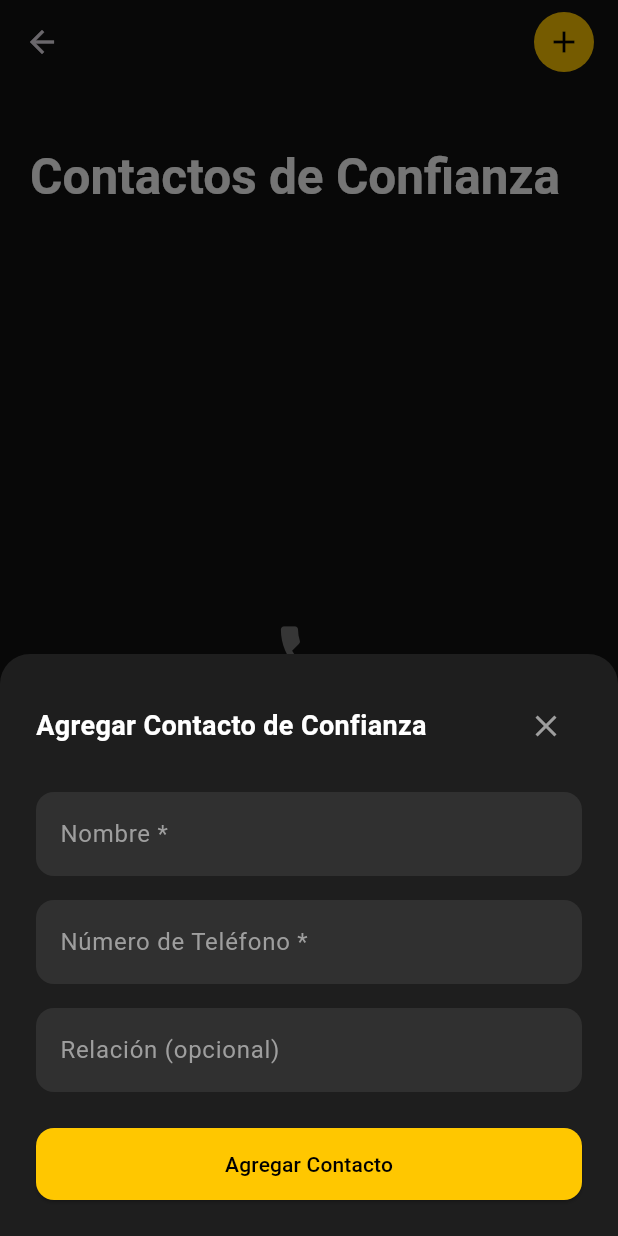
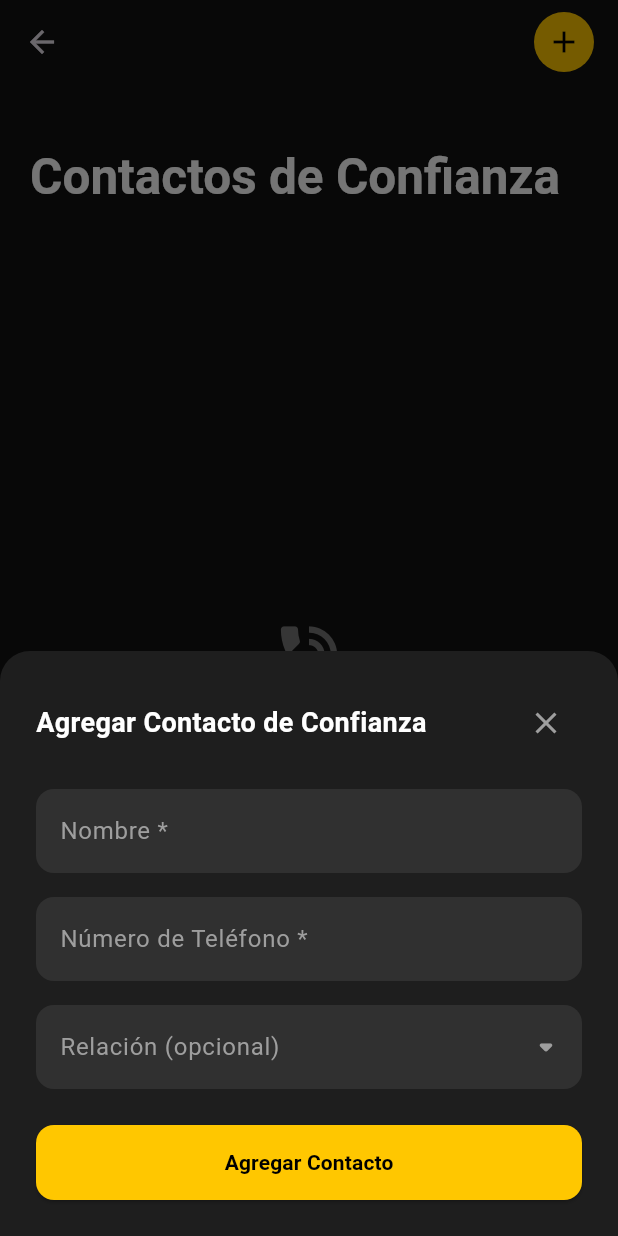
Before and after one commit to DayJossel/CodeCats, a Flutter app: the ContactsScreen screen opened directly, after a tap on the "add" icon, on a phone screen of 412 x 824 dp. Run offline on Flutter 3.47's test engine with Material 3 defaults, Android fonts, the phone set to English and light mode, and no system bars.

Commit message:
Cambios front, pantalla de contactos

```diff
--- a/lib/screens/contacts.dart
+++ b/lib/screens/contacts.dart
@@ -1,4 +1,5 @@
 import 'package:flutter/material.dart';
+import 'package:flutter/services.dart'; // Importado para el formateador de texto
 import '../main.dart'; // Para los colores
 
 class ContactsScreen extends StatefulWidget {
@@ -19,7 +20,7 @@ class _ContactsScreenState extends State<ContactsScreen> {
         return Padding(
           // Padding para que el teclado no cubra el modal
           padding: EdgeInsets.only(bottom: MediaQuery.of(context).viewInsets.bottom),
-          child: _AddContactSheet(),
+          child: const _AddContactSheet(),
         );
       },
     );
@@ -64,7 +65,7 @@ class _ContactsScreenState extends State<ContactsScreen> {
                 mainAxisAlignment: MainAxisAlignment.center,
                 children: [
                   Icon(
-                    Icons.phone,
+                    Icons.phone_in_talk,
                     color: Colors.grey[600],
                     size: 50,
                   ),
@@ -93,8 +94,108 @@ class _ContactsScreenState extends State<ContactsScreen> {
   }
 }
 
-// Widget para el BottomSheet de agregar contacto (sin cambios)
-class _AddContactSheet extends StatelessWidget {
+// Widget para el BottomSheet de agregar contacto
+class _AddContactSheet extends StatefulWidget {
+  const _AddContactSheet();
+
+  @override
+  State<_AddContactSheet> createState() => _AddContactSheetState();
+}
+
+class _AddContactSheetState extends State<_AddContactSheet> {
+  // Lista de relaciones predefinidas
+  final List<String> _relations = ['Mamá', 'Papá', 'Tío', 'Tía', 'Hermano', 'Hermana', 'Amigo', 'Otro'];
+
+  // Variable para guardar la relación seleccionada
+  String? _selectedRelation;
+
+  // Controladores para los campos de texto
+  final _otherRelationController = TextEditingController();
+  final _relationDisplayController = TextEditingController(); // Para mostrar la relación seleccionada
+
+  // Variable para controlar si se muestra el campo de texto de "Otro"
+  bool _showOtherField = false;
+
+  @override
+  void dispose() {
+    // Limpiar los controladores cuando el widget se destruye
+    _otherRelationController.dispose();
+    _relationDisplayController.dispose();
+    super.dispose();
+  }
+
+  /// Muestra un modal con un selector de tipo "carrete" (ListWheelScrollView)
+  void _showRelationPicker() {
+    // Calcula el índice inicial para el carrete
+    int initialIndex = _selectedRelation != null ? _relations.indexOf(_selectedRelation!) : 0;
+    final scrollController = FixedExtentScrollController(initialItem: initialIndex);
+
+    showModalBottomSheet(
+      context: context,
+      backgroundColor: const Color(0xFF2C2C2E), // Un color oscuro para el fondo del picker
+      shape: const RoundedRectangleBorder(
+        borderRadius: BorderRadius.only(
+          topLeft: Radius.circular(20),
+          topRight: Radius.circular(20),
+        ),
+      ),
+      builder: (BuildContext context) {
+        int selectedIndex = initialIndex;
+        return SizedBox(
+          height: 260,
+          child: Column(
+            children: [
+              Padding(
+                padding: const EdgeInsets.fromLTRB(20, 8, 20, 0),
+                child: Row(
+                  mainAxisAlignment: MainAxisAlignment.spaceBetween,
+                  children: [
+                    const Text(
+                      "Seleccionar Relación",
+                      style: TextStyle(color: Colors.white70, fontWeight: FontWeight.bold, fontSize: 16)
+                    ),
+                    TextButton(
+                      onPressed: () {
+                        // Al presionar 'Hecho', se actualiza el estado y se cierra el modal
+                        setState(() {
+                          _selectedRelation = _relations[selectedIndex];
+                          _relationDisplayController.text = _selectedRelation!;
+                          _showOtherField = _selectedRelation == 'Otro';
+                        });
+                        Navigator.pop(context);
+                      },
+                      child: const Text('Hecho', style: TextStyle(color: primaryColor, fontWeight: FontWeight.bold, fontSize: 16)),
+                    ),
+                  ],
+                ),
+              ),
+              Expanded(
+                child: ListWheelScrollView.useDelegate(
+                  controller: scrollController,
+                  itemExtent: 50,
+                  perspective: 0.005,
+                  diameterRatio: 1.5,
+                  physics: const FixedExtentScrollPhysics(),
+                  onSelectedItemChanged: (index) {
+                    selectedIndex = index;
+                  },
+                  childDelegate: ListWheelChildListDelegate(
+                    children: _relations.map((relation) => Center(
+                      child: Text(
+                        relation,
+                        style: const TextStyle(color: Colors.white, fontSize: 22),
+                      ),
+                    )).toList(),
+                  ),
+                ),
+              ),
+            ],
+          ),
+        );
+      },
+    );
+  }
+
   @override
   Widget build(BuildContext context) {
     return Container(
@@ -106,6 +207,7 @@ class _AddContactSheet extends StatelessWidget {
           topRight: Radius.circular(20),
         ),
       ),
+      child: SingleChildScrollView(
         child: Column(
           mainAxisSize: MainAxisSize.min,
           crossAxisAlignment: CrossAxisAlignment.start,
@@ -126,36 +228,82 @@ class _AddContactSheet extends StatelessWidget {
             const SizedBox(height: 20),
             _buildTextField(label: 'Nombre *'),
             const SizedBox(height: 16),
-          _buildTextField(label: 'Número de Teléfono *'),
+            // --- INICIO DE LA MODIFICACIÓN ---
+            _buildTextField(
+              label: 'Número de Teléfono *',
+              keyboardType: TextInputType.phone,
+              inputFormatters: [FilteringTextInputFormatter.digitsOnly], // Solo permite números
+            ),
+            // --- FIN DE LA MODIFICACIÓN ---
             const SizedBox(height: 16),
-          // _buildTextField(label: 'Email (opcional)'),
-          // const SizedBox(height: 16),
-          _buildTextField(label: 'Relación (opcional)'),
+
+            // Campo de Relación que abre el selector de carrete
+            GestureDetector(
+              onTap: _showRelationPicker,
+              child: AbsorbPointer( // Evita que el TextField obtenga el foco y abra el teclado
+                child: _buildTextField(
+                  label: 'Relación (opcional)',
+                  controller: _relationDisplayController,
+                  suffixIcon: const Icon(Icons.arrow_drop_down_rounded, color: Colors.grey, size: 28),
+                ),
+              ),
+            ),
+
+            // Campo de texto condicional para "Otro"
+            if (_showOtherField)
+              Padding(
+                padding: const EdgeInsets.only(top: 16.0),
+                child: _buildTextField(
+                  label: 'Especificar relación',
+                  controller: _otherRelationController,
+                ),
+              ),
+
             const SizedBox(height: 24),
             SizedBox(
               width: double.infinity,
+              height: 50,
               child: ElevatedButton(
+                style: ElevatedButton.styleFrom(
+                  backgroundColor: primaryColor,
+                  foregroundColor: Colors.black,
+                  shape: RoundedRectangleBorder(
+                    borderRadius: BorderRadius.circular(12),
+                  )
+                ),
                 onPressed: () {
                   // Lógica para agregar contacto
                   Navigator.of(context).pop();
                 },
-              child: const Text('Agregar Contacto'),
+                child: const Text('Agregar Contacto', style: TextStyle(fontWeight: FontWeight.bold)),
               ),
             ),
           ],
         ),
+      ),
     );
   }
 
-  // Helper para construir los campos de texto con el estilo deseado
-  Widget _buildTextField({required String label}) {
+  // Helper para construir los campos de texto
+  // MODIFICADO: Acepta icono de sufijo y formateadores de entrada
+  Widget _buildTextField({
+    required String label,
+    TextEditingController? controller,
+    TextInputType? keyboardType,
+    Widget? suffixIcon,
+    List<TextInputFormatter>? inputFormatters,
+  }) {
     return TextField(
+      controller: controller,
+      keyboardType: keyboardType,
+      inputFormatters: inputFormatters,
       style: const TextStyle(color: Colors.white),
       decoration: InputDecoration(
         labelText: label,
         labelStyle: const TextStyle(color: Colors.grey),
         filled: true,
         fillColor: Colors.grey[850],
+        suffixIcon: suffixIcon,
         border: OutlineInputBorder(
           borderRadius: BorderRadius.circular(12),
           borderSide: BorderSide.none,
```
Lines whose indentation alone changed are shown as unchanged.
